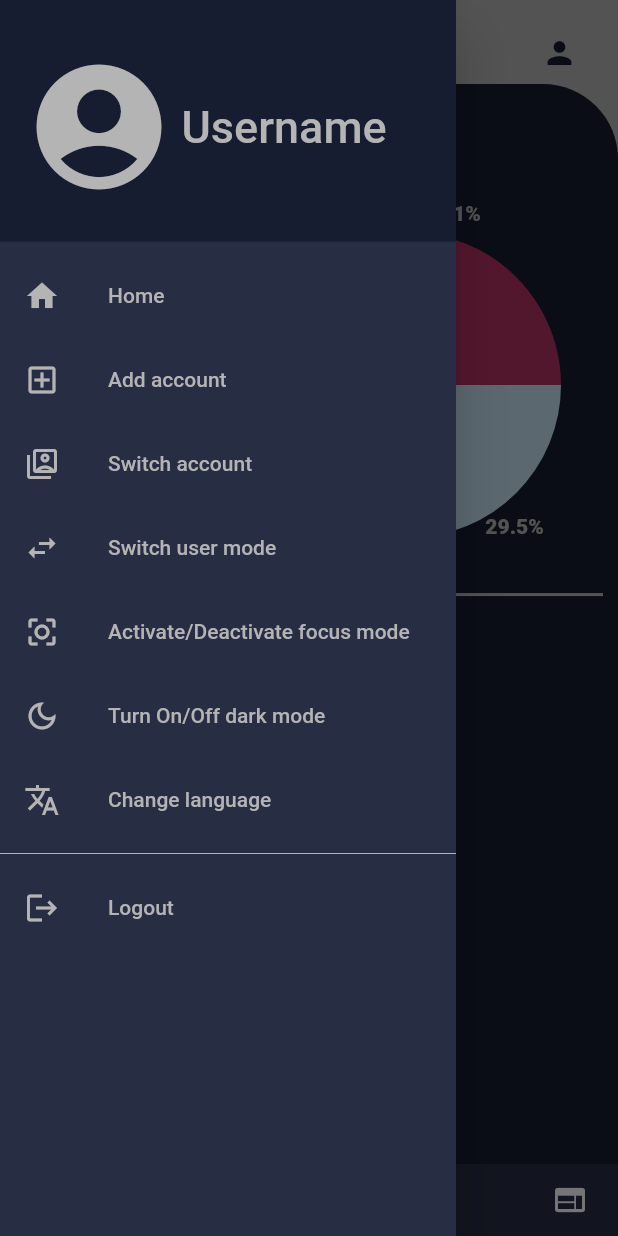
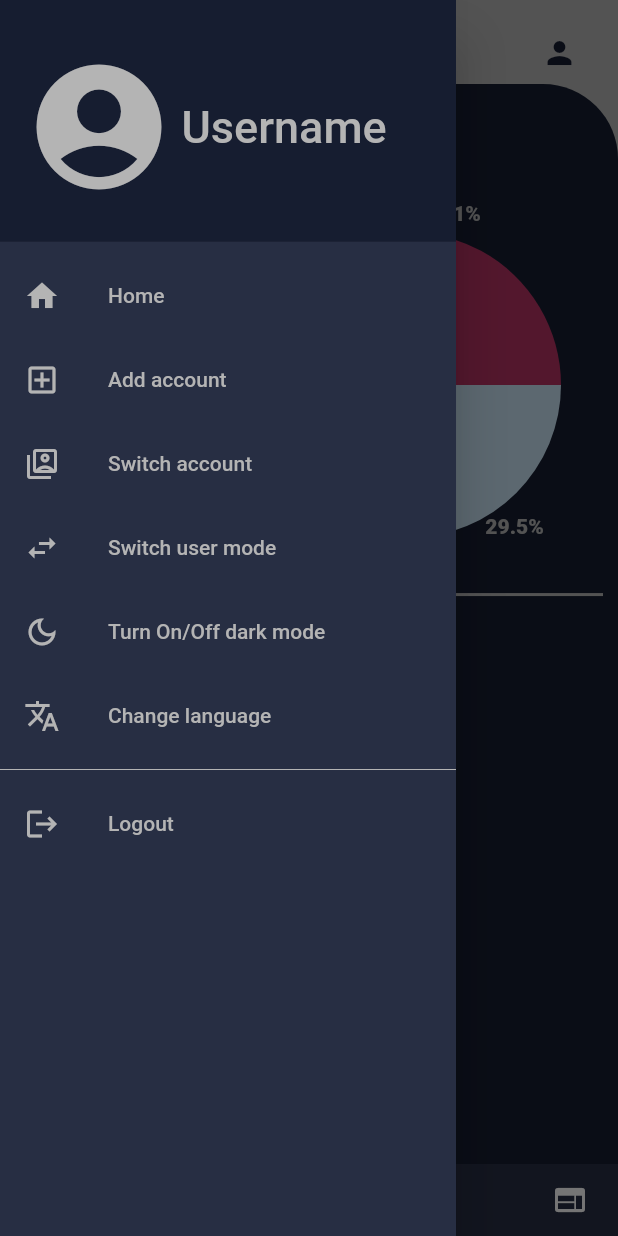
Before and after one commit to ahmadtaha2/Time-s-Up, a Flutter app: the ParentHomePage screen opened directly, with the side drawer open, on a phone screen of 412 x 824 dp. Run offline on Flutter 3.47's test engine with Material 2 defaults, Android fonts, the phone set to English and light mode, and no system bars; drawn by our look-alikes of google_nav_bar, pie_chart; our stand-ins replace shared_preferences; accounts and stored records are empty.

Commit message:
just few edits nothing important

```diff
--- a/lib/Home_Page/Child_Version/Child_Widgets/notifications_main_page.dart
+++ b/lib/Home_Page/Child_Version/Child_Widgets/notifications_main_page.dart
@@ -1,4 +1,3 @@
-// TODO: after building this page make sure to show it to the team for feedbacks
 import 'package:flutter/material.dart';
 import 'package:pro1/app_themes.dart';
 
--- a/lib/Home_Page/Parent_Version/parent_home.dart
+++ b/lib/Home_Page/Parent_Version/parent_home.dart
@@ -8,9 +8,10 @@
 import 'package:pro1/Registration/choose_mode.dart';
 import 'package:pro1/Registration/login.dart';
 import 'package:pro1/app_themes.dart';
-import 'package:pro1/launch.dart';
 
 class ParentHomePage extends StatefulWidget {
+  const ParentHomePage({super.key});
+
   @override
   State<ParentHomePage> createState() => _ParentHomePageState();
 }
@@ -124,19 +125,6 @@
                     builder: (context) => const ChooseMode(),
                   ),
                 ),
-              ),
-              ListTile(
-                leading: Icon(
-                  Icons.center_focus_strong_outlined,
-                  color: fontColor1,
-                ),
-                title: Text(
-                  'Activate/Deactivate focus mode',
-                  style: TextStyle(
-                    color: fontColor1,
-                  ),
-                ),
-                onTap: () => {},
               ),
               ListTile(
                 leading: Icon(
@@ -260,3 +248,22 @@
     );
   }
 }
+
+
+
+/**
+ *
+ * ListTile(
+                leading: Icon(
+                  Icons.center_focus_strong_outlined,
+                  color: fontColor1,
+                ),
+                title: Text(
+                  'Activate/Deactivate focus mode',
+                  style: TextStyle(
+                    color: fontColor1,
+                  ),
+                ),
+                onTap: () => {},
+              ),
+ */
--- a/lib/Profile/profile.dart
+++ b/lib/Profile/profile.dart
@@ -1,5 +1,4 @@
 import 'package:flutter/material.dart';
-import 'package:google_nav_bar/google_nav_bar.dart';
 import 'package:pro1/Profile/edit_profile.dart';
 import 'package:pro1/Registration/login.dart';
 import 'package:pro1/app_themes.dart';
@@ -96,7 +95,7 @@
                     ),
                     color: background3,
                   ),
-                  // TODO: fix and edit profile UIs (there is space in the bottom try to fix it)
+                  // FIXME: fix and edit profile UIs (there is space in the bottom try to fix it)
                   child: Column(
                     children: [
                       Row(
--- a/lib/Registration/child_registration_code.dart
+++ b/lib/Registration/child_registration_code.dart
@@ -54,7 +54,6 @@
                   child: Column(
                     mainAxisAlignment: MainAxisAlignment.start,
                     children: <Widget>[
-                      //TODO: a code will be revealed here to connect the child's device
                       Material(
                         color: Colors.transparent,
                         elevation: 40,
--- a/lib/launch.dart
+++ b/lib/launch.dart
@@ -3,6 +3,8 @@
 import 'dart:async';
 
 import 'package:pro1/app_themes.dart';
+
+//TODO: think about adding Animated Screen after launching
 
 class Launch extends StatefulWidget {
   const Launch({Key? key}) : super(key: key);
```
Also changed, not shown: lib/Home_Page/Single_User_Version/single_user_home.dart (+23 -14 lines), lib/app_themes.dart (+8 -2 lines), lib/main.dart (+6 -10 lines).
